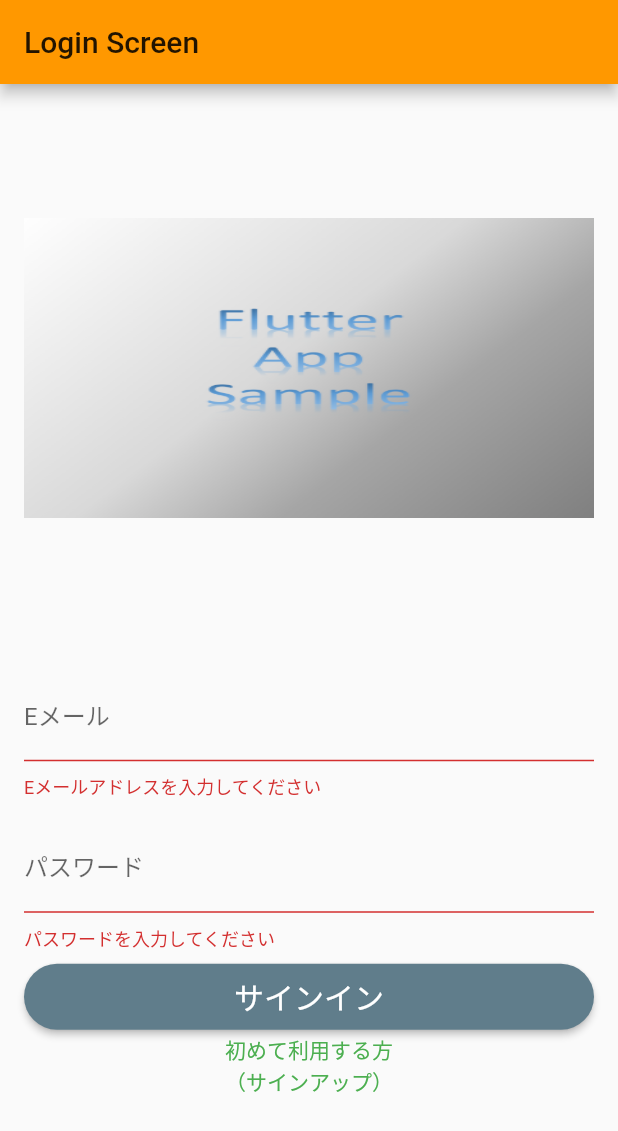
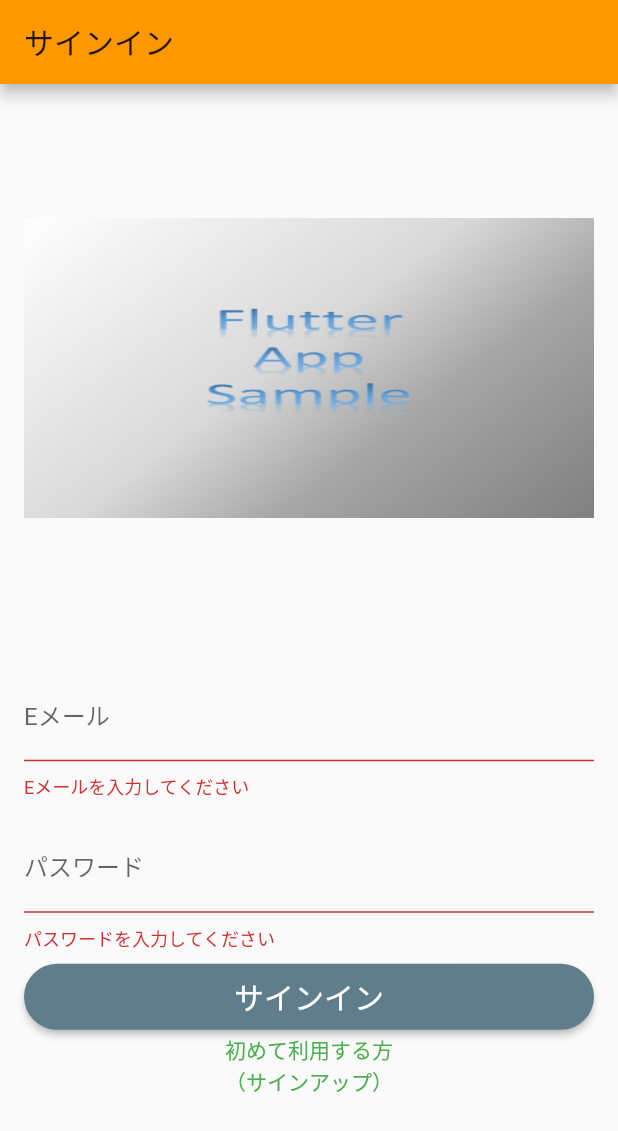
Before and after one commit to ikuo-yamashita/flutter_firebase_sample, a Flutter app: the screen it shows after launch, after a tap on "サインイン", on a phone screen of 412 x 824 dp. Shown: the top 1131 px of the screen. Run offline on Flutter 3.47's test engine with Material 2 defaults, Android fonts, the phone set to English and light mode, and no system bars; our stand-ins replace cloud_firestore, firebase_auth, firebase_messaging, fluttertoast, progress_dialog; accounts and stored records are empty.

Commit message:
ローカライズ間違い修正

```diff
--- a/lib/l10n/Strings.dart
+++ b/lib/l10n/Strings.dart
@@ -113,17 +113,6 @@ class Strings {
     desc: 'メッセージ',
   );
 
-  String get messageInputEmail => Intl.message(
-    'Eメールアドレスを入力してください',
-    name: 'messageInputEmail',
-    desc: 'メッセージ',
-  );
-
-  String get messageInputPassword => Intl.message(
-    'パスワードを入力してください',
-    name: 'messageInputPassword',
-    desc: 'メッセージ',
-  );
   // ↑↑↑　メッセージ　↑↑↑
 
   // ↓↓↓　警告メッセージ　↓↓↓
@@ -134,7 +123,7 @@ class Strings {
   );
 
   String get inputWarningEmail => Intl.message(
-    'emailを入力してください',
+    'Eメールを入力してください',
     name: 'inputWarningEmail',
     desc: '警告メッセージ',
   );
--- a/lib/l10n/messages_messages.dart
+++ b/lib/l10n/messages_messages.dart
@@ -30,11 +30,9 @@ class MessageLookup extends MessageLookupByLibrary {
     "guideToSignUp" : MessageLookupByLibrary.simpleMessage("初めて利用する方\n（サインアップ）"),
     "home" : MessageLookupByLibrary.simpleMessage("ホーム"),
     "inputWarningDisplayName" : MessageLookupByLibrary.simpleMessage("表示名を入力してください"),
-    "inputWarningEmail" : MessageLookupByLibrary.simpleMessage("emailを入力してください"),
+    "inputWarningEmail" : MessageLookupByLibrary.simpleMessage("Eメールを入力してください"),
     "inputWarningPassword" : MessageLookupByLibrary.simpleMessage("パスワードを入力してください"),
     "menu" : MessageLookupByLibrary.simpleMessage("メニュー"),
-    "messageInputEmail" : MessageLookupByLibrary.simpleMessage("Eメールアドレスを入力してください"),
-    "messageInputPassword" : MessageLookupByLibrary.simpleMessage("パスワードを入力してください"),
     "password" : MessageLookupByLibrary.simpleMessage("パスワード"),
     "signIn" : MessageLookupByLibrary.simpleMessage("サインイン"),
     "signOut" : MessageLookupByLibrary.simpleMessage("サインアウト"),
--- a/lib/widget/screen/SignInScreen.dart
+++ b/lib/widget/screen/SignInScreen.dart
@@ -105,7 +105,7 @@ class _SignInScreenState extends State<SignInScreen> {
         key: new Key('email'),
         decoration: new InputDecoration(labelText: Strings.of(context).email),
         autocorrect: false,
-        validator: (val) => val.isEmpty ? Strings.of(context).messageInputEmail : null,
+        validator: (val) => val.isEmpty ? Strings.of(context).inputWarningEmail : null,
         onSaved: (val) => _user.email = val,
       )),
       padded(child: new TextFormField(
@@ -113,7 +113,7 @@ class _SignInScreenState extends State<SignInScreen> {
         decoration: new InputDecoration(labelText: Strings.of(context).password),
         obscureText: true,
         autocorrect: false,
-        validator: (val) => val.isEmpty ? Strings.of(context).messageInputPassword : null,
+        validator: (val) => val.isEmpty ? Strings.of(context).inputWarningPassword : null,
         onSaved: (val) => _user.password = val,
       )),
     ];
@@ -143,7 +143,7 @@ class _SignInScreenState extends State<SignInScreen> {
   Widget build(BuildContext context) {
     return Scaffold(
       appBar: AppBar(
-        title: Text('Login Screen'),
+        title: Text(Strings.of(context).signIn),
       ),
       body: new Center(
         child: new Form(
```
Also changed, not shown: lib/l10n/intl_messages.arb (+2 -14 lines).
